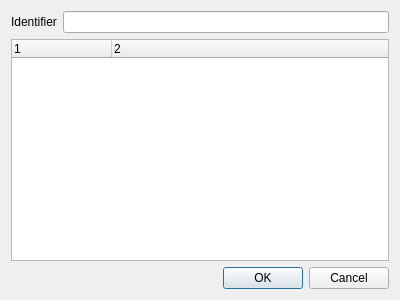
The window that ui/add_crossref_dialog.ui (lasest/manuwrite) describes before a commit, drawn with Qt 5.
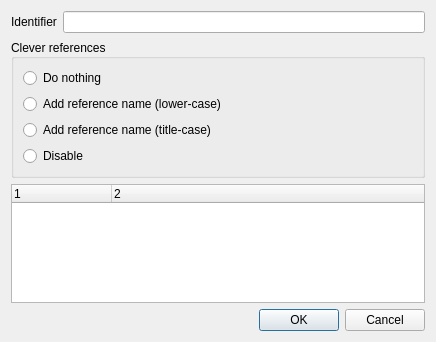
The same window after the commit.

Commit message: Implemented adding xnos clever references through gui

```diff
--- a/ui/add_crossref_dialog.ui
+++ b/ui/add_crossref_dialog.ui
@@ -6,8 +6,8 @@
    <rect>
     <x>0</x>
     <y>0</y>
-    <width>400</width>
-    <height>300</height>
+    <width>436</width>
+    <height>342</height>
    </rect>
   </property>
   <property name="windowTitle">
@@ -36,6 +36,46 @@
      </item>
     </layout>
    </item>
+   <item>
+    <widget class="QGroupBox" name="CleverRefGroupBox">
+     <property name="title">
+      <string>Clever references</string>
+     </property>
+     <property name="alignment">
+      <set>Qt::AlignLeading|Qt::AlignLeft|Qt::AlignVCenter</set>
+     </property>
+     <layout class="QVBoxLayout" name="verticalLayout_2">
+      <item>
+       <widget class="QRadioButton" name="DefaultCleverRefRadioButton">
+        <property name="text">
+         <string>Do nothing</string>
+        </property>
+       </widget>
+      </item>
+      <item>
+       <widget class="QRadioButton" name="LCCleverRefRadioButton">
+        <property name="text">
+         <string>Add reference name (lower-case)</string>
+        </property>
+       </widget>
+      </item>
+      <item>
+       <widget class="QRadioButton" name="TCCleverRefRadioButton">
+        <property name="text">
+         <string>Add reference name (title-case)</string>
+        </property>
+       </widget>
+      </item>
+      <item>
+       <widget class="QRadioButton" name="NoCleverRefRadioButton">
+        <property name="text">
+         <string>Disable</string>
+        </property>
+       </widget>
+      </item>
+     </layout>
+    </widget>
+   </item>
    <item>
     <widget class="QTreeWidget" name="StructureTreeWidget">
      <property name="columnCount">
```
The commit also changes 4 other files.
